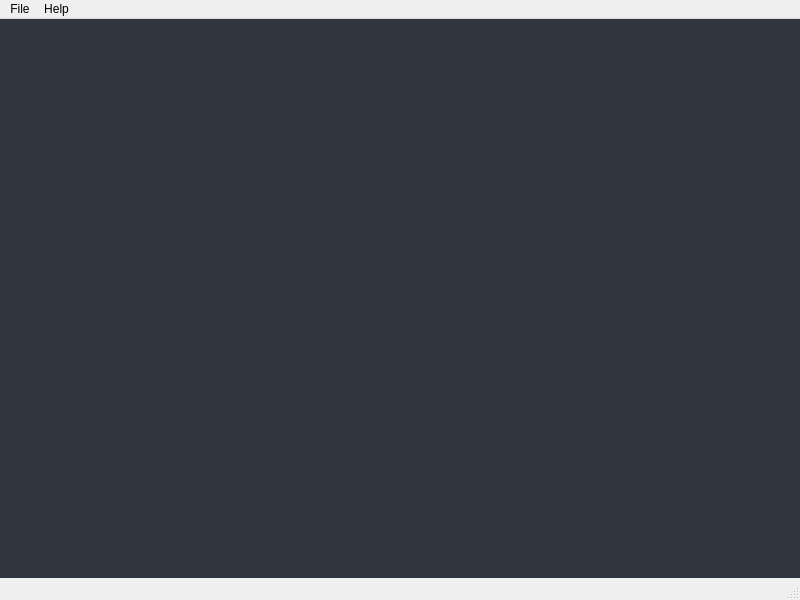
First picture: the form in mainwindow.ui, repository yousifj129/Various-Visualizations, before the edit.
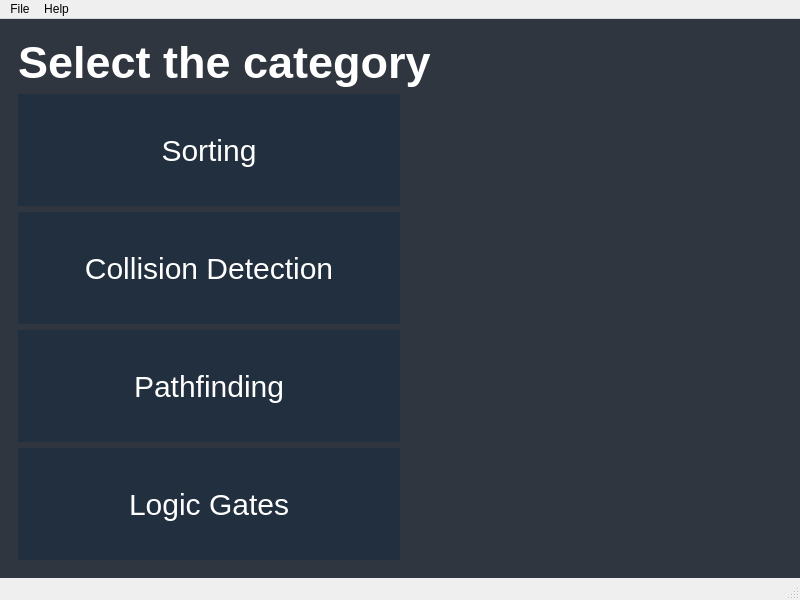
Second picture: the form after the edit.

Commit message: Working on category menu

Patch:
```diff
--- a/mainwindow.ui
+++ b/mainwindow.ui
@@ -22,7 +22,7 @@
 background-color:#2f3640;
 }</string>
    </property>
-   <layout class="QHBoxLayout" name="horizontalLayout">
+   <layout class="QVBoxLayout" name="verticalLayout_3">
     <item>
      <widget class="QStackedWidget" name="stackedWidget">
       <property name="enabled">
@@ -225,7 +225,161 @@
         </item>
        </layout>
       </widget>
-      <widget class="QWidget" name="CategoryMenu"/>
+      <widget class="QWidget" name="CategoryMenu">
+       <property name="styleSheet">
+        <string notr="true">QPushButton{
+font-size:30px;
+border:0;
+padding:5px;
+background-color:#222f3e;
+color:white;
+}
+
+QPushButton:hover{
+	background-color:#576574;
+}</string>
+       </property>
+       <layout class="QVBoxLayout" name="verticalLayout_5">
+        <item>
+         <layout class="QVBoxLayout" name="verticalLayout_4">
+          <item>
+           <widget class="QLabel" name="label_2">
+            <property name="styleSheet">
+             <string notr="true">QLabel{
+font-size:45px;
+font-weight:bold;
+color:white;
+}</string>
+            </property>
+            <property name="text">
+             <string>Select the category</string>
+            </property>
+           </widget>
+          </item>
+          <item>
+           <layout class="QHBoxLayout" name="horizontalLayout">
+            <item>
+             <widget class="QPushButton" name="pushButton">
+              <property name="sizePolicy">
+               <sizepolicy hsizetype="Expanding" vsizetype="Expanding">
+                <horstretch>0</horstretch>
+                <verstretch>0</verstretch>
+               </sizepolicy>
+              </property>
+              <property name="text">
+               <string>Sorting</string>
+              </property>
+             </widget>
+            </item>
+            <item>
+             <spacer name="horizontalSpacer_4">
+              <property name="orientation">
+               <enum>Qt::Horizontal</enum>
+              </property>
+              <property name="sizeHint" stdset="0">
+               <size>
+                <width>40</width>
+                <height>20</height>
+               </size>
+              </property>
+             </spacer>
+            </item>
+           </layout>
+          </item>
+          <item>
+           <layout class="QHBoxLayout" name="horizontalLayout_3">
+            <item>
+             <widget class="QPushButton" name="pushButton_2">
+              <property name="sizePolicy">
+               <sizepolicy hsizetype="Expanding" vsizetype="Expanding">
+                <horstretch>0</horstretch>
+                <verstretch>0</verstretch>
+               </sizepolicy>
+              </property>
+              <property name="text">
+               <string>Collision Detection</string>
+              </property>
+             </widget>
+            </item>
+            <item>
+             <spacer name="horizontalSpacer_5">
+              <property name="orientation">
+               <enum>Qt::Horizontal</enum>
+              </property>
+              <property name="sizeHint" stdset="0">
+               <size>
+                <width>40</width>
+                <height>20</height>
+               </size>
+              </property>
+             </spacer>
+            </item>
+           </layout>
+          </item>
+          <item>
+           <layout class="QHBoxLayout" name="horizontalLayout_7">
+            <item>
+             <widget class="QPushButton" name="pushButton_4">
+              <property name="sizePolicy">
+               <sizepolicy hsizetype="Expanding" vsizetype="Expanding">
+                <horstretch>0</horstretch>
+                <verstretch>0</verstretch>
+               </sizepolicy>
+              </property>
+              <property name="text">
+               <string>Pathfinding</string>
+              </property>
+             </widget>
+            </item>
+            <item>
+             <spacer name="horizontalSpacer_6">
+              <property name="orientation">
+               <enum>Qt::Horizontal</enum>
+              </property>
+              <property name="sizeHint" stdset="0">
+               <size>
+                <width>40</width>
+                <height>20</height>
+               </size>
+              </property>
+             </spacer>
+            </item>
+           </layout>
+          </item>
+          <item>
+           <layout class="QHBoxLayout" name="horizontalLayout_8">
+            <item>
+             <widget class="QPushButton" name="pushButton_3">
+              <property name="sizePolicy">
+               <sizepolicy hsizetype="Expanding" vsizetype="Expanding">
+                <horstretch>0</horstretch>
+                <verstretch>0</verstretch>
+               </sizepolicy>
+              </property>
+              <property name="text">
+               <string>Logic Gates</string>
+              </property>
+             </widget>
+            </item>
+            <item>
+             <spacer name="horizontalSpacer_7">
+              <property name="orientation">
+               <enum>Qt::Horizontal</enum>
+              </property>
+              <property name="sizeHint" stdset="0">
+               <size>
+                <width>40</width>
+                <height>20</height>
+               </size>
+              </property>
+             </spacer>
+            </item>
+           </layout>
+          </item>
+         </layout>
+        </item>
+       </layout>
+      </widget>
       <widget class="QWidget" name="SortVisualization">
        <property name="styleSheet">
         <string notr="true">QPushButton{
```
